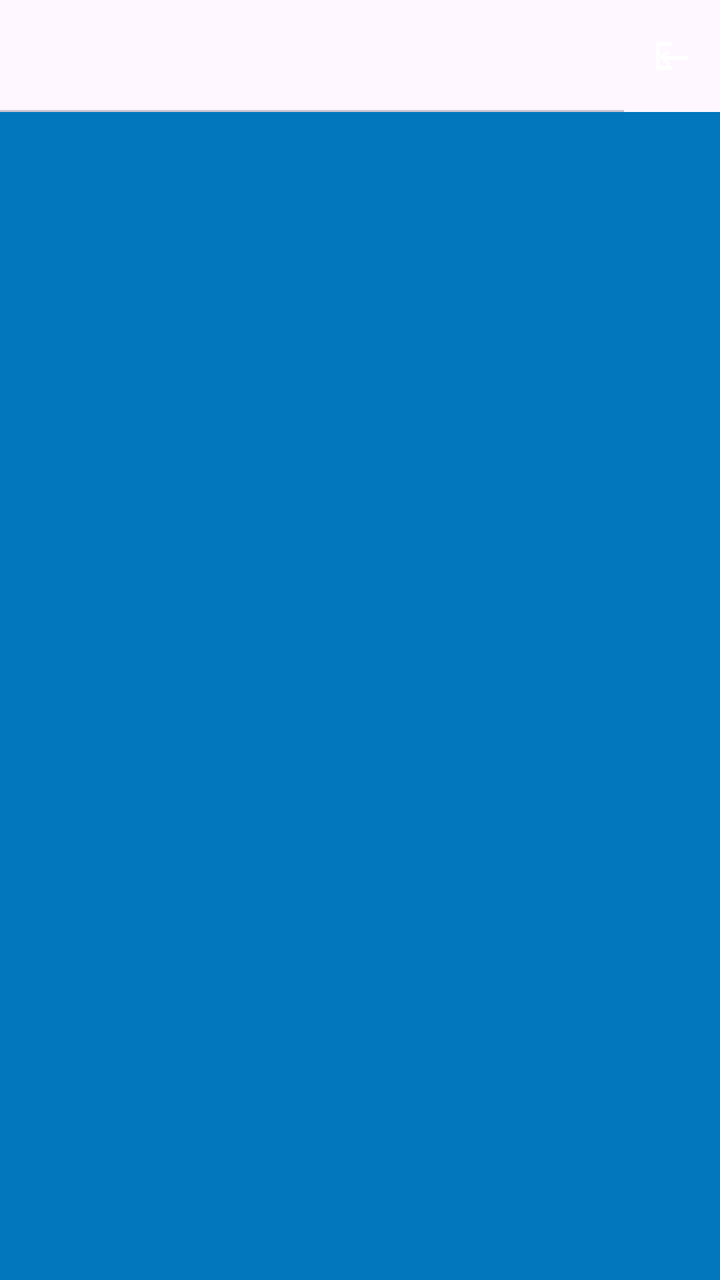
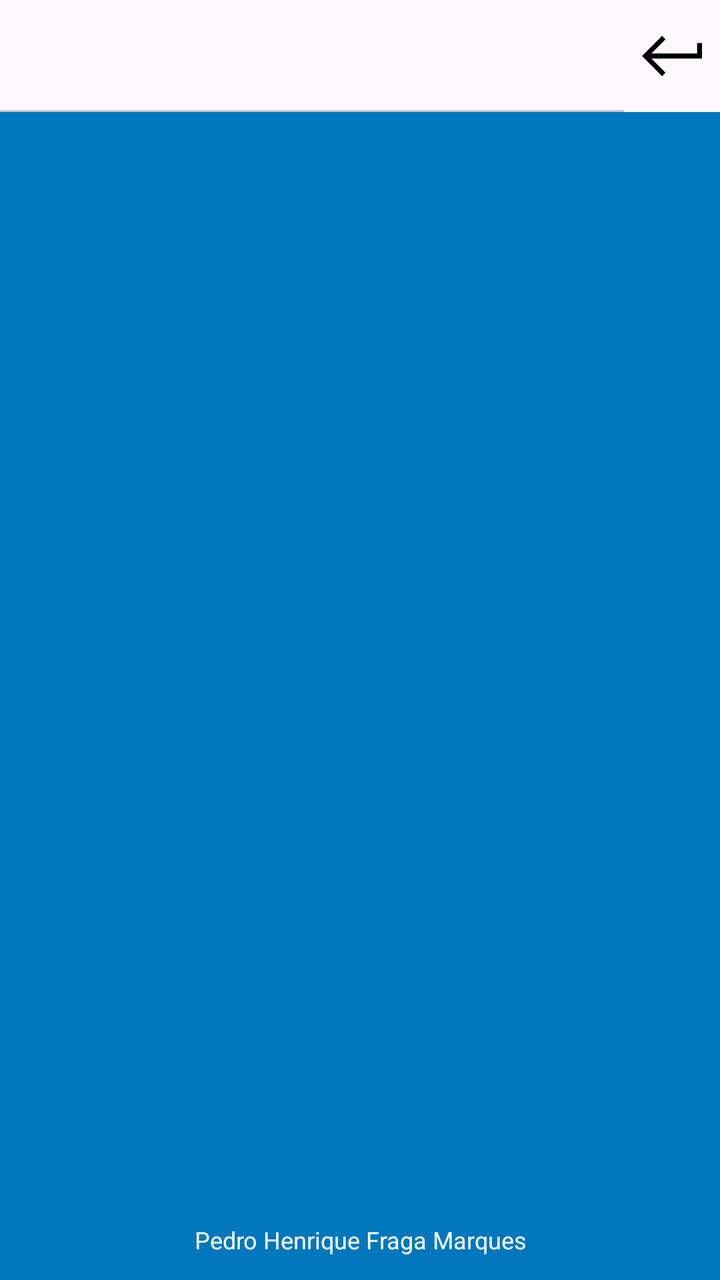

Before-and-after screenshots of an Android layout around one commit, followed by the original layout XML and the change that was made.
<!-- AndroidManifest.xml: application theme Theme.Kanban -->
<!-- res/layout/fragment_home.xml -->
<?xml version="1.0" encoding="utf-8"?>
<androidx.coordinatorlayout.widget.CoordinatorLayout xmlns:android="http://schemas.android.com/apk/res/android"
    xmlns:app="http://schemas.android.com/apk/res-auto"
    xmlns:tools="http://schemas.android.com/tools"
    android:layout_width="match_parent"
    android:layout_height="match_parent"
    tools:context=".ui.HomeFragment">

    <com.google.android.material.appbar.AppBarLayout
        android:layout_width="match_parent"
        android:layout_height="wrap_content">

        <androidx.constraintlayout.widget.ConstraintLayout
            android:id="@+id/ConstraintLayout1"
            android:layout_width="match_parent"
            android:layout_height="56dp">

            <com.google.android.material.tabs.TabLayout
                android:id="@+id/tabs"
                android:layout_width="0dp"
                android:layout_height="match_parent"
                android:contentDescription="Tabs"
                android:elevation="0dp"
                app:layout_constraintBottom_toBottomOf="parent"
                app:layout_constraintEnd_toStartOf="@id/imageButtonLogout"
                app:layout_constraintStart_toStartOf="parent"
                app:layout_constraintTop_toTopOf="parent"
                app:tabIndicatorColor="@color/white"
                app:tabMode="fixed"
                app:tabTextAppearance="@style/CustomTabLayout" />

            <ImageButton
                android:id="@+id/imageButtonLogout"
                android:layout_width="48dp"
                android:layout_height="48dp"
                android:background="?attr/selectableItemBackgroundBorderless"
                android:contentDescription="Sair"
                android:padding="12dp"
                android:src="@drawable/ic_logout"
                app:layout_constraintBottom_toBottomOf="parent"
                app:layout_constraintEnd_toEndOf="parent"
                app:layout_constraintTop_toTopOf="parent" />
        </androidx.constraintlayout.widget.ConstraintLayout>
    </com.google.android.material.appbar.AppBarLayout>

    <androidx.viewpager2.widget.ViewPager2
        android:id="@+id/viewPager"
        android:layout_width="match_parent"
        android:layout_height="match_parent"
        app:layout_behavior="@string/appbar_scrolling_view_behavior" />
</androidx.coordinatorlayout.widget.CoordinatorLayout>
<!-- resources referenced by this layout -->
<resources>
  <color name="white">#FFFFFFFF</color>
  <!-- drawable ic_logout (drawable) -->
  <vector xmlns:android="http://schemas.android.com/apk/res/android"
      android:width="24dp"
      android:height="24dp"
      android:viewportWidth="24"
      android:viewportHeight="24">
      <path
          android:fillColor="#FFFFFFFF"
          android:pathData="M10,17l1.4,-1.4L8.8,14H20v-2H8.8l2.6,-1.6L10,9l-5,3l5,5zM4,5h8v2H6v10h6v2H4z" />
  </vector>
  <style name="CustomTabLayout" parent="TextAppearance.Material3.TitleSmall">
          <item name="android:textSize">14sp</item>
          <item name="android:textStyle">bold</item>
      </style>
  <style name="Theme.Kanban" parent="Base.Theme.Kanban" />
  <style name="Base.Theme.Kanban" parent="Theme.Material3.DayNight.NoActionBar">
          
          
          <item name="android:windowBackground">@color/color_default</item>
          <item name="colorPrimary">@color/colorPrimary</item>
          <item name="colorPrimaryVariant">@color/colorPrimaryVariant</item>
  
      </style>
  <color name="color_default">#0277BD</color>
  <color name="colorPrimary">#0277BD</color>
  <color name="colorPrimaryVariant">#01579B</color>
</resources>

<!-- the commit's change to res/layout/fragment_home.xml (unified diff, before → after) -->
@@ -34,7 +34,6 @@
                 android:layout_width="48dp"
                 android:layout_height="48dp"
                 android:background="?attr/selectableItemBackgroundBorderless"
-                android:contentDescription="Sair"
                 android:padding="12dp"
                 android:src="@drawable/ic_logout"
                 app:layout_constraintBottom_toBottomOf="parent"
@@ -47,5 +46,18 @@
         android:id="@+id/viewPager"
         android:layout_width="match_parent"
         android:layout_height="match_parent"
+        android:clipToPadding="false"
+        android:paddingBottom="48dp"
         app:layout_behavior="@string/appbar_scrolling_view_behavior" />
+
+    <TextView
+        android:layout_width="match_parent"
+        android:layout_height="wrap_content"
+        android:layout_gravity="bottom|center_horizontal"
+        android:background="@color/color_default"
+        android:gravity="center"
+        android:padding="12dp"
+        android:text="@string/student_name"
+        android:textColor="@color/white"
+        android:textSize="12sp" />
 </androidx.coordinatorlayout.widget.CoordinatorLayout>
<!-- resource entries referenced after the edit -->
@@ -2,16 +2,13 @@
 <resources>
   <color name="white">#FFFFFFFF</color>
   <!-- drawable ic_logout (drawable) -->
-  <vector xmlns:android="http://schemas.android.com/apk/res/android"
-      android:width="24dp"
-      android:height="24dp"
-      android:viewportWidth="24"
-      android:viewportHeight="24">
-      <path
-          android:fillColor="#FFFFFFFF"
-          android:pathData="M10,17l1.4,-1.4L8.8,14H20v-2H8.8l2.6,-1.6L10,9l-5,3l5,5zM4,5h8v2H6v10h6v2H4z" />
+  <vector xmlns:android="http://schemas.android.com/apk/res/android" android:height="30dp" android:viewportHeight="512" android:viewportWidth="512" android:width="30dp">
+        
+      <path android:fillColor="#000000" android:pathData="M512,145.1l-41.59,0l0,90.1l-390.81,0l121.33,-121.33l-29.41,-29.41l-171.54,171.53l171.54,171.53l29.41,-29.4l-121.33,-121.34l432.39,0z"/>
+      
   </vector>
-  <style name="CustomTabLayout" parent="TextAppearance.Material3.TitleSmall">
+  <string name="student_name">Pedro Henrique Fraga Marques</string>
+  <style name="CustomTabLayout" parent="Theme.Material3.DayNight.NoActionBar">
           <item name="android:textSize">14sp</item>
           <item name="android:textStyle">bold</item>
       </style>
